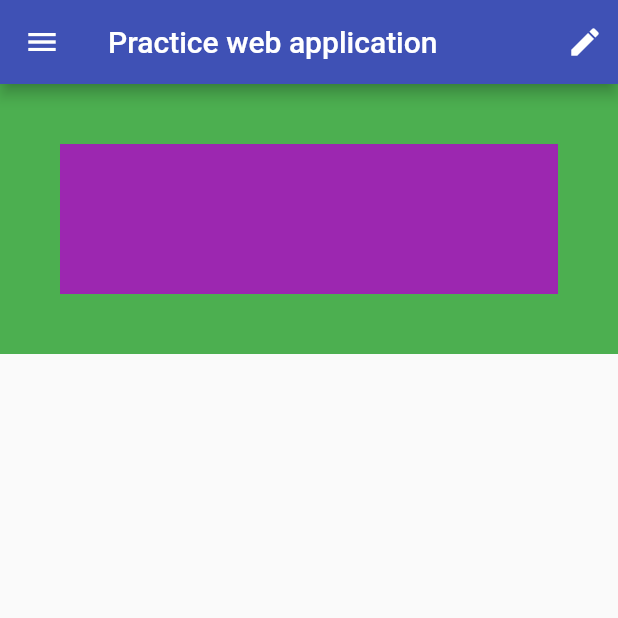
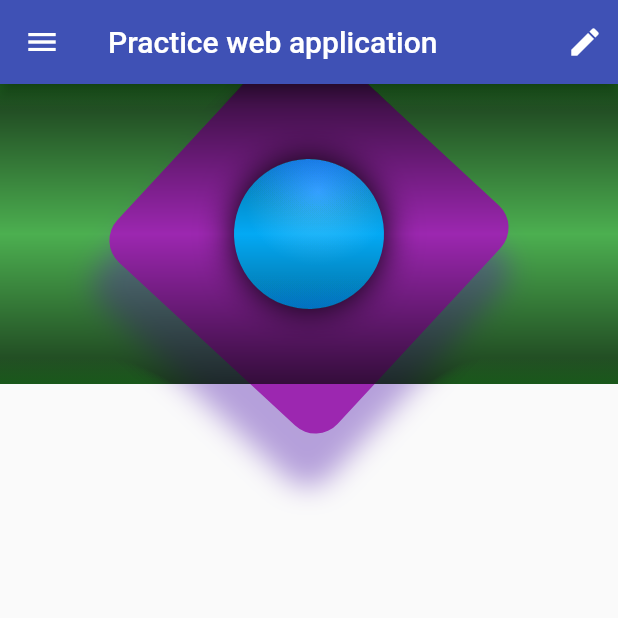
Before and after one commit to paolomococci/flutter-exercises-workshop, a Flutter app: the screen it shows after launch, on a phone screen of 412 x 824 dp, the top half of it. Run offline on Flutter 3.47's test engine with Material 2 defaults, Android fonts, the phone set to English and light mode, and no system bars.

Commit message:
modified:   ExerciseUnitOne/Practice_4/practice/lib/immutable_widget.dart

```diff
--- a/ExerciseUnitOne/Practice_4/practice/lib/immutable_widget.dart
+++ b/ExerciseUnitOne/Practice_4/practice/lib/immutable_widget.dart
@@ -1,22 +1,46 @@
 import 'package:flutter/material.dart';
-import 'dart:math' as Math;
+import "dart:math" show pi;
+//import "dart:math" as math;
 
 class ImmutableWidget extends StatelessWidget {
-
   const ImmutableWidget({super.key});
 
   @override
   Widget build(BuildContext context) {
     return Container(
-      color: Colors.green,
-      child: Padding(
-        padding: const EdgeInsets.all(40.0),
+      decoration: const BoxDecoration(color: Colors.green),
+      foregroundDecoration: const BoxDecoration(
+          backgroundBlendMode: BlendMode.colorBurn,
+          gradient: LinearGradient(
+              begin: Alignment.topCenter,
+              end: Alignment.bottomCenter,
+              colors: [
+                Color(0xAA0d6123),
+                Color(0x00000000),
+                Color(0xAA0d6123)
+              ])),
+      child: Center(
+        child: Transform.rotate(
+          angle: 180 / pi,
+          //angle: 180 / math.pi,
           child: Container(
+              width: 200,
+              height: 200,
+              decoration: BoxDecoration(
                   color: Colors.purple,
+                  boxShadow: [
+                    BoxShadow(
+                        color: Colors.deepPurple.withAlpha(120),
+                        offset: Offset.fromDirection(1.0, 30.0),
+                        blurRadius: 15.0,
+                        spreadRadius: 4.0,
+                        blurStyle: BlurStyle.normal),
+                  ],
+                  borderRadius: const BorderRadius.all(Radius.circular(20))),
               child: Padding(
                 padding: const EdgeInsets.all(50.0),
                 child: _buildShinyCircle(),
-          ),
+              )),
         ),
       ),
     );
@@ -26,15 +50,8 @@ class ImmutableWidget extends StatelessWidget {
         decoration: const BoxDecoration(
             shape: BoxShape.circle,
             gradient: RadialGradient(
-        colors: [
-          Colors.lightBlueAccent,
-          Colors.lightBlue
-        ],
-        center: Alignment(-0.3, -0.5)
-      ),
-      boxShadow: [
-        BoxShadow(blurRadius: 20.0)
-      ]
-    ),
+                colors: [Colors.lightBlueAccent, Colors.lightBlue],
+                center: Alignment(-0.3, -0.5)),
+            boxShadow: [BoxShadow(blurRadius: 20.0)]),
       );
 }
```
Lines whose indentation alone changed are shown as unchanged.
